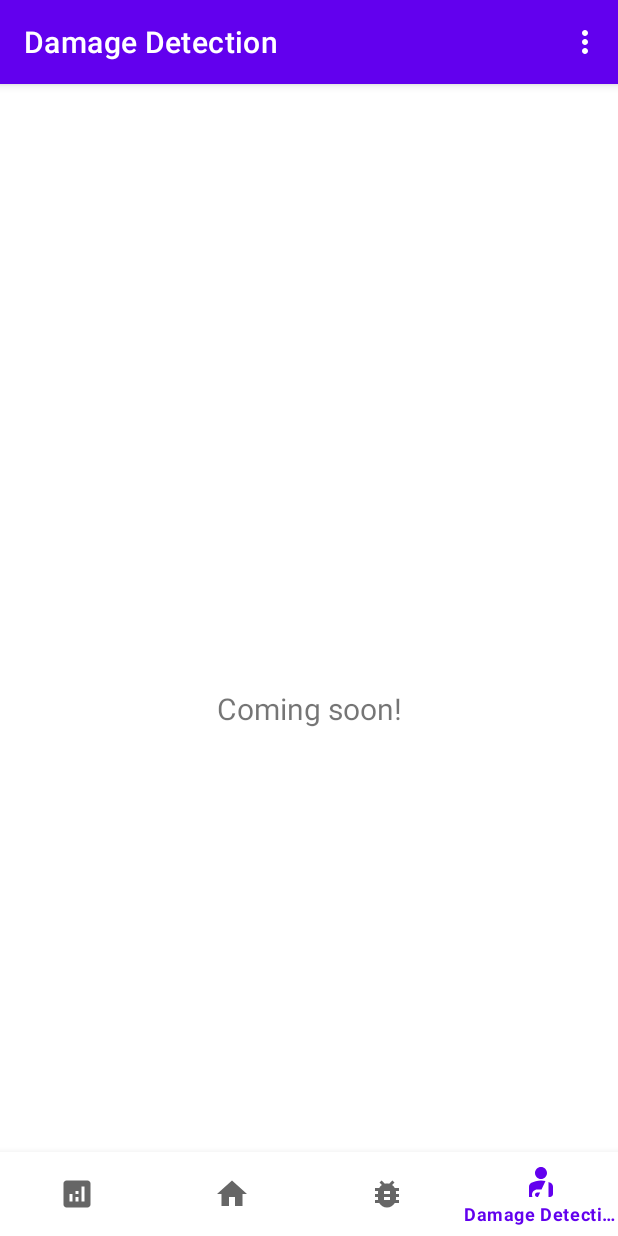
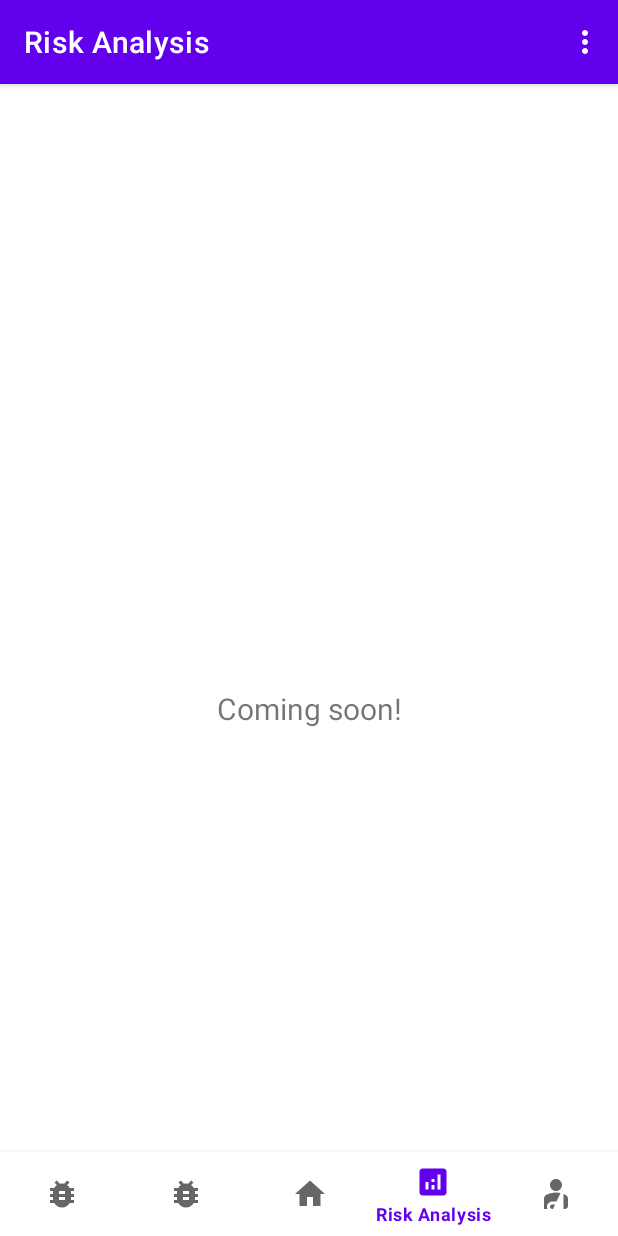
Before and after one commit to nunopenim/App4SHM_Mobile, an Android app: the screen it shows after launch (MainActivity), item 4 of the bottom bar chosen, on a phone screen of 412 x 824 dp. Run offline under Robolectric (Android 15) with nearby library versions, the phone set to English and light mode, and no system bars; our stand-ins replace navigation-ui; libraries missing offline, so code that uses them is left out: com.jjoe64.graphview; 11 statements that could not run were skipped.

```diff
--- a/app/build.gradle
+++ b/app/build.gradle
@@ -45,6 +45,7 @@ dependencies {
     implementation 'androidx.navigation:navigation-ui:2.3.4'
     implementation 'androidx.lifecycle:lifecycle-livedata-ktx:2.3.1'
     implementation 'androidx.lifecycle:lifecycle-viewmodel-ktx:2.3.1'
+    implementation 'androidx.legacy:legacy-support-v4:1.0.0'
     testImplementation 'junit:junit:4.+'
     androidTestImplementation 'androidx.test.ext:junit:1.1.2'
     androidTestImplementation 'androidx.test.espresso:espresso-core:3.3.0'
--- a/app/src/main/res/menu/bottom_nav_menu.xml
+++ b/app/src/main/res/menu/bottom_nav_menu.xml
@@ -1,15 +1,6 @@
 <?xml version="1.0" encoding="utf-8"?>
 <menu xmlns:android="http://schemas.android.com/apk/res/android">
 
-    <item
-        android:id="@+id/navigation_dashboard"
-        android:icon="@drawable/ic_dashboard_black_24dp"
-        android:title="@string/title_risk_analysis" />
-
-    <item
-        android:id="@+id/navigation_home"
-        android:icon="@drawable/ic_home_black_24dp"
-        android:title="@string/title_home" />
 
     <item
         android:id="@+id/navigation_debug"
@@ -17,6 +8,20 @@
         android:title="@string/title_groups" />
 
     <item
+        android:id="@+id/navigation_welch"
+        android:icon="@drawable/ic_debug_black_24dp"
+        android:title="@string/title_groups" />
+
+    <item
+        android:id="@+id/navigation_home"
+        android:icon="@drawable/ic_home_black_24dp"
+        android:title="@string/title_home" />
+    <item
+        android:id="@+id/navigation_dashboard"
+        android:icon="@drawable/ic_dashboard_black_24dp"
+        android:title="@string/title_risk_analysis" />
+
+    <item
         android:id="@+id/navigation_notifications"
         android:icon="@drawable/ic_notifications_black_24dp"
         android:title="@string/title_damage_detection" />
--- a/app/src/main/res/navigation/mobile_navigation.xml
+++ b/app/src/main/res/navigation/mobile_navigation.xml
@@ -5,11 +5,19 @@
     android:id="@+id/mobile_navigation"
     app:startDestination="@+id/navigation_home">
 
+
+
     <fragment
-        android:id="@+id/navigation_dashboard"
-        android:name="org.app4shm.demo.ui.risk_analysis.RiskAnalysisFragment"
-        android:label="@string/title_risk_analysis"
-        tools:layout="@layout/fragment_dashboard" />
+        android:id="@+id/navigation_debug"
+        android:name="org.app4shm.demo.ui.debug.DebugFragment"
+        android:label="@string/title_groups"
+        tools:layout="@layout/fragment_debug" />
+
+    <fragment
+        android:id="@+id/navigation_welch"
+        android:name="org.app4shm.demo.ui.welch.WelchFragment"
+        android:label="@string/title_groups"
+        tools:layout="@layout/fragment_welch" />
 
     <fragment
         android:id="@+id/navigation_home"
@@ -19,10 +27,10 @@
 
 
     <fragment
-        android:id="@+id/navigation_debug"
-        android:name="org.app4shm.demo.ui.debug.DebugFragment"
-        android:label="@string/title_groups"
-        tools:layout="@layout/fragment_debug" />
+        android:id="@+id/navigation_dashboard"
+        android:name="org.app4shm.demo.ui.risk_analysis.RiskAnalysisFragment"
+        android:label="@string/title_risk_analysis"
+        tools:layout="@layout/fragment_dashboard" />
 
     <fragment
         android:id="@+id/navigation_notifications"
--- a/app/src/main/res/values/strings.xml
+++ b/app/src/main/res/values/strings.xml
@@ -26,5 +26,7 @@
     <string name="buttonMeasureStop">Stop Measuring</string>
     <string name="sendData">Send Data</string>
     <string name="sending">Sending...</string>
+    <!-- TODO: Remove or change this placeholder text -->
+    <string name="hello_blank_fragment">Hello blank fragment</string>
 
 </resources>
```
Also changed, not shown: app/src/main/java/org/app4shm/demo/ui/welch/WelchFragment.kt (added, +69 -0 lines), app/src/main/res/layout/fragment_welch.xml (added, +13 -0 lines).
